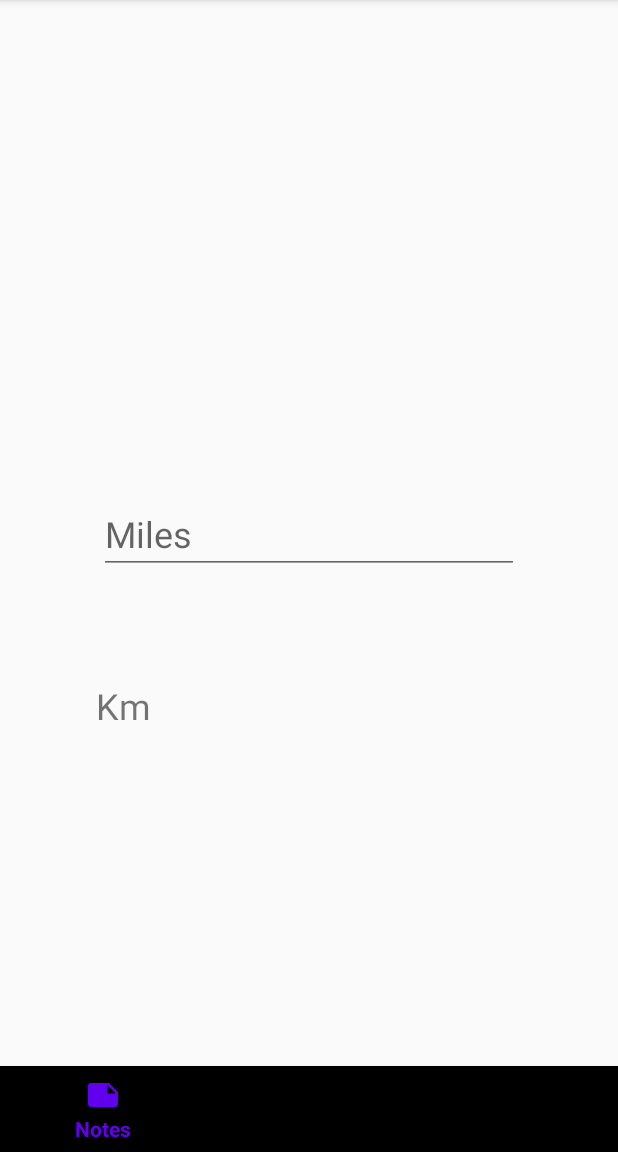
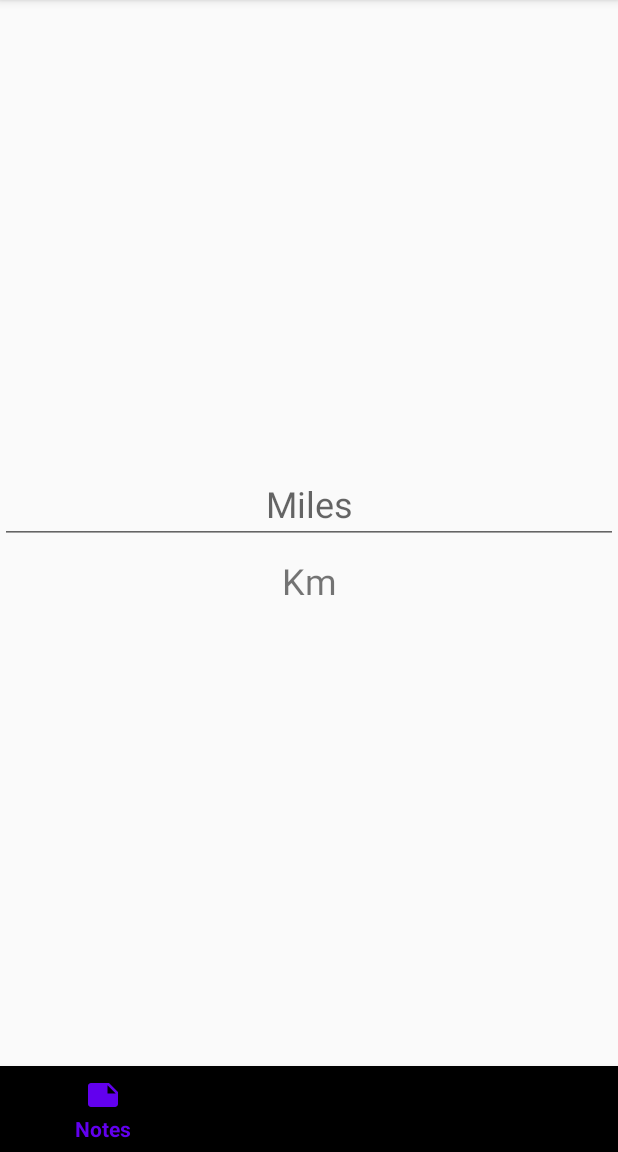
Before and after one commit to shafirpl/CompanionApp, an Android app: the fragment MilesToKm placed in its activity, on a phone screen of 412 x 824 dp, the part 84-1236 px from its top. Run offline under Robolectric (Android 15) with nearby library versions, the light colour scheme and no system bars.

Commit message:
More stuff done

```diff
--- a/Android/app/src/main/res/layout/fragment_miles_to_km.xml
+++ b/Android/app/src/main/res/layout/fragment_miles_to_km.xml
@@ -10,34 +10,33 @@
     android:layout_width="match_parent"
     android:layout_height="match_parent">
 
+    <LinearLayout
+        android:layout_width="match_parent"
+        android:layout_height="wrap_content"
+        android:orientation="vertical"
+        app:layout_constraintBottom_toBottomOf="parent"
+        app:layout_constraintEnd_toEndOf="parent"
+        app:layout_constraintStart_toStartOf="parent"
+        app:layout_constraintTop_toTopOf="parent">
+
         <EditText
             android:id="@+id/milesEditText"
-        android:layout_width="wrap_content"
+            android:layout_width="match_parent"
             android:layout_height="wrap_content"
-        android:layout_marginStart="99dp"
-        android:layout_marginTop="279dp"
-        android:layout_marginEnd="99dp"
-        android:layout_marginBottom="279dp"
             android:ems="10"
             android:hint="Miles"
             android:inputType="numberDecimal"
-        android:textSize="24sp"
-        app:layout_constraintBottom_toBottomOf="parent"
-        app:layout_constraintEnd_toEndOf="parent"
-        app:layout_constraintStart_toStartOf="parent"
-        app:layout_constraintTop_toTopOf="parent" />
+            android:textAlignment="center"
+            android:textSize="24sp" />
 
         <TextView
             android:id="@+id/kmTextView"
-        android:layout_width="wrap_content"
+            android:layout_width="match_parent"
             android:layout_height="wrap_content"
-        android:layout_marginTop="64dp"
-        android:layout_marginEnd="311dp"
-        android:layout_marginBottom="220dp"
+            android:layout_marginTop="8dp"
             android:text="Km"
-        android:textSize="24sp"
-        app:layout_constraintBottom_toBottomOf="parent"
-        app:layout_constraintEnd_toEndOf="parent"
-        app:layout_constraintTop_toBottomOf="@+id/milesEditText"
-        app:layout_constraintVertical_bias="0.575" />
+            android:textAlignment="center"
+            android:textSize="24sp" />
+    </LinearLayout>
+
 </androidx.constraintlayout.widget.ConstraintLayout>
```
Also changed, not shown: Android/app/src/main/java/com/example/companionandroid/fragments/DashboardFragment.java (+6 -3 lines), Android/app/src/main/java/com/example/companionandroid/fragments/FragmentNotFound.java (added, +23 -0 lines), Android/app/src/main/res/layout/fragment_not_found.xml (added, +28 -0 lines), Android/app/src/main/res/drawable/error.webp (added). Lines whose indentation alone changed are shown as unchanged.
